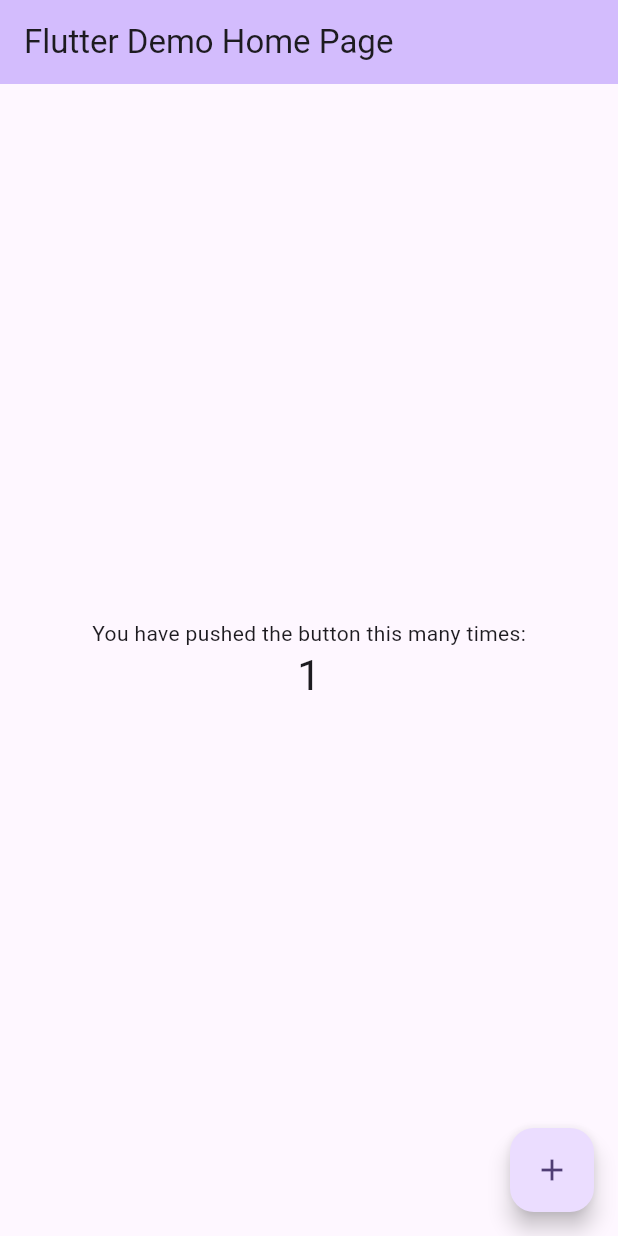
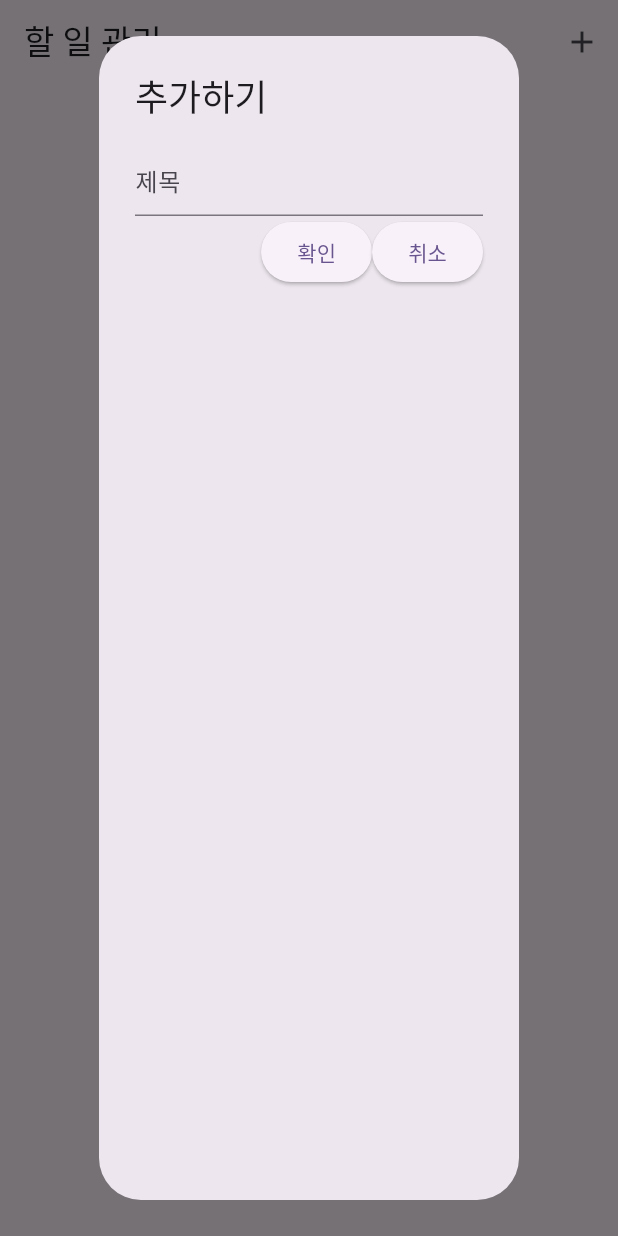
Before and after one commit to kangminchan99/Flutter_test, a Flutter app: the screen it shows after launch, after a tap on the "add" icon, on a phone screen of 412 x 824 dp. Run offline on Flutter 3.47's test engine with Material 2 defaults, Android fonts, the phone set to English and light mode, and no system bars.

Commit message:
delete & add

```diff
--- a/lib/main.dart
+++ b/lib/main.dart
@@ -1,4 +1,5 @@
 import 'package:flutter/material.dart';
+import 'package:flutter_test1/pages/home_page.dart';
 
 void main() {
   runApp(const MyApp());
@@ -13,113 +14,10 @@ class MyApp extends StatelessWidget {
     return MaterialApp(
       title: 'Flutter Demo',
       theme: ThemeData(
-        // This is the theme of your application.
-        //
-        // TRY THIS: Try running your application with "flutter run". You'll see
-        // the application has a blue toolbar. Then, without quitting the app,
-        // try changing the seedColor in the colorScheme below to Colors.green
-        // and then invoke "hot reload" (save your changes or press the "hot
-        // reload" button in a Flutter-supported IDE, or press "r" if you used
-        // the command line to start the app).
-        //
-        // Notice that the counter didn't reset back to zero; the application
-        // state is not lost during the reload. To reset the state, use hot
-        // restart instead.
-        //
-        // This works for code too, not just values: Most code changes can be
-        // tested with just a hot reload.
         colorScheme: ColorScheme.fromSeed(seedColor: Colors.deepPurple),
         useMaterial3: true,
       ),
-      home: const MyHomePage(title: 'Flutter Demo Home Page'),
+      home: const HomePage(),
     );
   }
 }
-
-class MyHomePage extends StatefulWidget {
-  const MyHomePage({super.key, required this.title});
-
-  // This widget is the home page of your application. It is stateful, meaning
-  // that it has a State object (defined below) that contains fields that affect
-  // how it looks.
-
-  // This class is the configuration for the state. It holds the values (in this
-  // case the title) provided by the parent (in this case the App widget) and
-  // used by the build method of the State. Fields in a Widget subclass are
-  // always marked "final".
-
-  final String title;
-
-  @override
-  State<MyHomePage> createState() => _MyHomePageState();
-}
-
-class _MyHomePageState extends State<MyHomePage> {
-  int _counter = 0;
-
-  void _incrementCounter() {
-    setState(() {
-      // This call to setState tells the Flutter framework that something has
-      // changed in this State, which causes it to rerun the build method below
-      // so that the display can reflect the updated values. If we changed
-      // _counter without calling setState(), then the build method would not be
-      // called again, and so nothing would appear to happen.
-      _counter++;
-    });
-  }
-
-  @override
-  Widget build(BuildContext context) {
-    // This method is rerun every time setState is called, for instance as done
-    // by the _incrementCounter method above.
-    //
-    // The Flutter framework has been optimized to make rerunning build methods
-    // fast, so that you can just rebuild anything that needs updating rather
-    // than having to individually change instances of widgets.
-    return Scaffold(
-      appBar: AppBar(
-        // TRY THIS: Try changing the color here to a specific color (to
-        // Colors.amber, perhaps?) and trigger a hot reload to see the AppBar
-        // change color while the other colors stay the same.
-        backgroundColor: Theme.of(context).colorScheme.inversePrimary,
-        // Here we take the value from the MyHomePage object that was created by
-        // the App.build method, and use it to set our appbar title.
-        title: Text(widget.title),
-      ),
-      body: Center(
-        // Center is a layout widget. It takes a single child and positions it
-        // in the middle of the parent.
-        child: Column(
-          // Column is also a layout widget. It takes a list of children and
-          // arranges them vertically. By default, it sizes itself to fit its
-          // children horizontally, and tries to be as tall as its parent.
-          //
-          // Column has various properties to control how it sizes itself and
-          // how it positions its children. Here we use mainAxisAlignment to
-          // center the children vertically; the main axis here is the vertical
-          // axis because Columns are vertical (the cross axis would be
-          // horizontal).
-          //
-          // TRY THIS: Invoke "debug painting" (choose the "Toggle Debug Paint"
-          // action in the IDE, or press "p" in the console), to see the
-          // wireframe for each widget.
-          mainAxisAlignment: MainAxisAlignment.center,
-          children: <Widget>[
-            const Text(
-              'You have pushed the button this many times:',
-            ),
-            Text(
-              '$_counter',
-              style: Theme.of(context).textTheme.headlineMedium,
-            ),
-          ],
-        ),
-      ),
-      floatingActionButton: FloatingActionButton(
-        onPressed: _incrementCounter,
-        tooltip: 'Increment',
-        child: const Icon(Icons.add),
-      ), // This trailing comma makes auto-formatting nicer for build methods.
-    );
-  }
-}
--- /dev/null
+++ b/lib/pages/home_page.dart
@@ -0,0 +1,105 @@
+import 'package:flutter/material.dart';
+import 'package:flutter_test1/controller/home_controller.dart';
+
+class HomePage extends StatefulWidget {
+  const HomePage({super.key});
+
+  @override
+  State<HomePage> createState() => _HomePageState();
+}
+
+// 사용자는 새로운 할 일을 추가할 수 있어야 합니다. 할 일은 제목과 완료 여부로 구성됩니다.
+// 사용자는 할 일 목록을 볼 수 있어야 합니다. 목록은 제목과 해당 할 일의 완료 여부를 표시해야 합니다.
+// 사용자는 할 일을 완료 또는 미완료 상태로 변경할 수 있어야 합니다.
+// 사용자는 할 일을 삭제할 수 있어야 합니다.
+class _HomePageState extends State<HomePage> {
+  @override
+  void initState() {
+    super.initState();
+    homeController = HomeController();
+  }
+
+  @override
+  void dispose() {
+    homeController.dispose();
+    super.dispose();
+  }
+
+  void update() => setState(() {});
+
+  HomeController homeController = HomeController();
+  @override
+  Widget build(BuildContext context) {
+    return Scaffold(
+      appBar: AppBar(
+        title: const Text('할 일 관리'),
+        actions: [
+          IconButton(
+            onPressed: () {
+              showDialog(
+                context: context,
+                builder: (_) {
+                  return AlertDialog(
+                    title: const Text('추가하기'),
+                    content: Column(
+                      children: [
+                        TextField(
+                          controller: homeController.textEditingController,
+                          decoration: const InputDecoration(hintText: '제목'),
+                        ),
+                        Row(
+                          mainAxisAlignment: MainAxisAlignment.end,
+                          children: [
+                            ElevatedButton(
+                              onPressed: () {
+                                update();
+                                homeController.addTodo(); // 리스트에 추가
+                                homeController.textEditingController
+                                    .clear(); // 입력 필드 초기화
+                                Navigator.pop(context);
+                              },
+                              child: const Text('확인'),
+                            ),
+                            ElevatedButton(
+                              onPressed: () {
+                                Navigator.pop(context);
+                              },
+                              child: const Text('취소'),
+                            ),
+                          ],
+                        )
+                      ],
+                    ),
+                  );
+                },
+              );
+            },
+            icon: const Icon(Icons.add),
+          ),
+        ],
+      ),
+      // ReorderableListView.builder - 항목의 순서를 변경할 수 있게 해주는 위젯
+      // onReorder 콜백을 사용하여 항목의 순서가 변경되었을 때 reorderList 함수를 호출하여
+      // 항목의 위치를 업데이트하고 setState를 호출하여 UI를 다시 그린다.
+      body: ReorderableListView.builder(
+          itemCount: homeController.todoList.length,
+          itemBuilder: (context, index) {
+            return ListTile(
+              key: Key(homeController.todoList[index]),
+              title: Text(homeController.todoList[index]),
+              trailing: IconButton(
+                onPressed: () {
+                  update();
+                  homeController.delTodo(index);
+                },
+                icon: const Icon(Icons.delete),
+              ),
+            );
+          },
+          onReorder: (oldIndex, newIndex) {
+            update();
+            homeController.reorderList(oldIndex, newIndex);
+          }),
+    );
+  }
+}
```
Also changed, not shown: lib/controller/home_controller.dart (added, +28 -0 lines).
